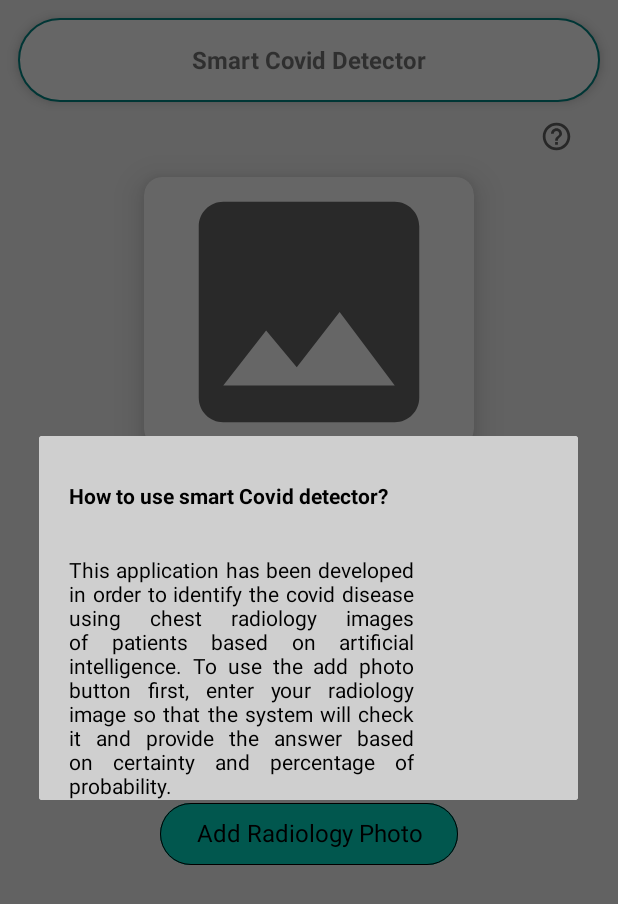
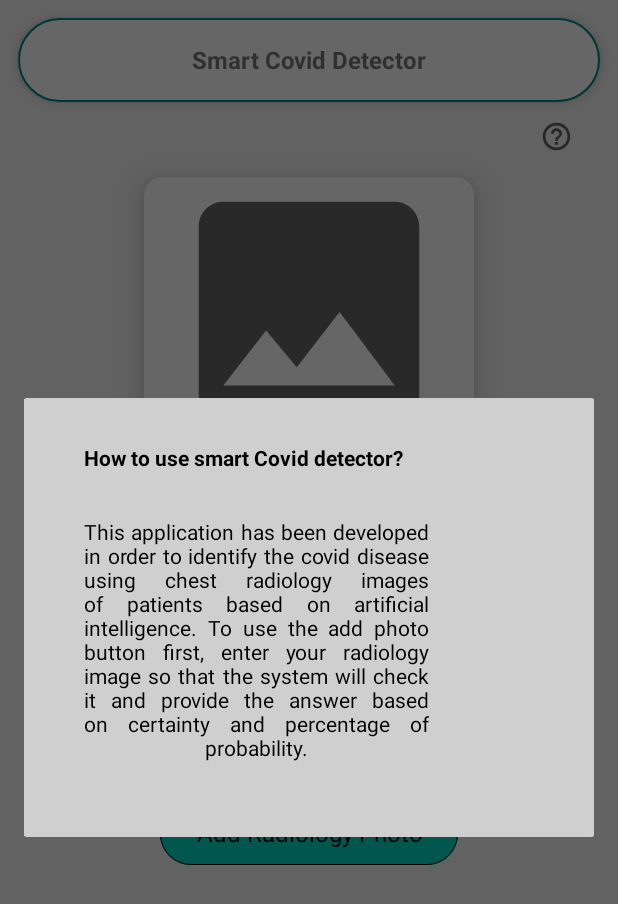
Before and after one commit to amirhosseinsarbazvatan/CovidDetector, an Android app: the screen it shows after launch (MainPageActivity), after a tap on an icon or button, on a phone screen of 412 x 824 dp. Shown: the top 904 px of the screen. Run offline under Robolectric (Android 15) with nearby library versions, the phone set to English and light mode, and no system bars; libraries missing offline, so code that uses them is left out: com.example, org.tensorflow.lite.

Commit message:
complete commit

```diff
--- a/app/src/main/res/layout/dialog.xml
+++ b/app/src/main/res/layout/dialog.xml
@@ -9,8 +9,9 @@
         android:id="@+id/title_dialog"
         android:layout_width="wrap_content"
         android:layout_height="wrap_content"
-        android:layout_marginLeft="20dp"
+        android:layout_marginLeft="40dp"
         android:layout_marginTop="30dp"
+        android:gravity="center"
         android:text="How to use smart Covid detector?"
         android:textColor="@color/black"
         android:textStyle="bold"
@@ -21,11 +22,17 @@
         android:layout_width="230dp"
         android:layout_height="wrap_content"
         android:layout_below="@+id/title_dialog"
+        android:layout_marginLeft="40dp"
+        android:layout_marginTop="30dp"
+        android:gravity="center"
         android:justificationMode="inter_word"
-        android:layout_marginLeft="20dp"
-        android:layout_marginTop="30dp"
         android:text="This application has been developed in order to identify the covid disease using chest radiology images of patients based on artificial intelligence. To use the add photo button first, enter your radiology image so that the system will check it and provide the answer based on certainty and percentage of probability."
         android:textColor="@color/black"
         android:textSize="14sp" />
 
+    <View
+        android:layout_below="@+id/description_dialog"
+        android:layout_width="match_parent"
+        android:layout_height="50dp"/>
+
 </RelativeLayout>
```
